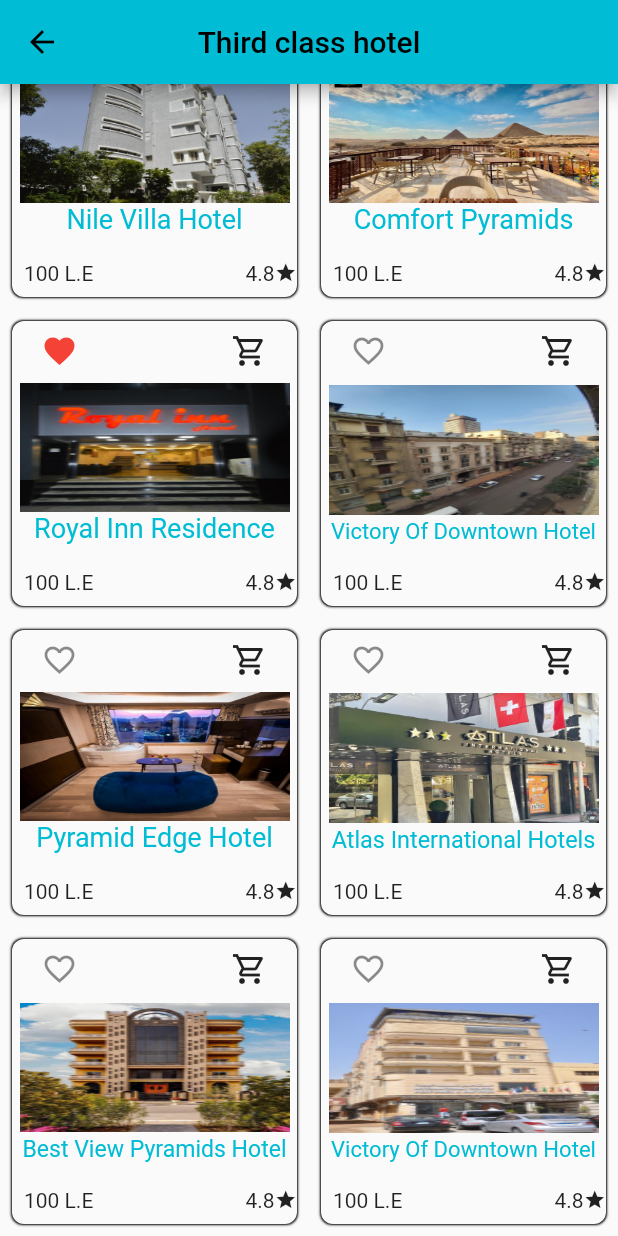
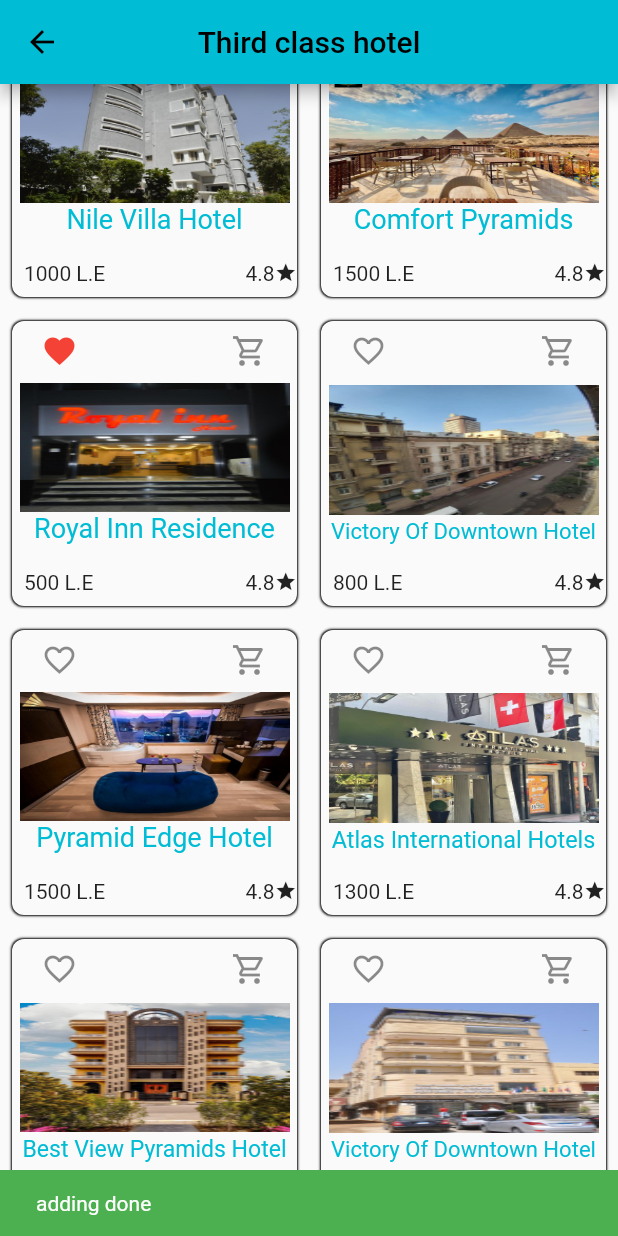
Before and after one commit to faissal7711/Trivago, a Flutter app: the ItemsScreen3 screen opened by its route, scrolled down 56 dp, after a tap on the "favorite outline" icon, after a tap on the "shopping cart" icon, on a phone screen of 412 x 824 dp. Run offline on Flutter 3.47's test engine with Material 2 defaults, Android fonts, the phone set to English and light mode, and no system bars; our stand-ins replace firebase_auth, firebase_core, google_fonts; accounts and stored records are empty.

Commit message:
final commit

```diff
--- a/lib/main.dart
+++ b/lib/main.dart
@@ -4,6 +4,7 @@
 import 'screens/ItemsScreen1.dart';
 import 'screens/ItemsScreen2.dart';
 import 'screens/ItemsScreen3.dart';
+import 'screens/payment.dart';
 import 'screens/register_screen/register_screen.dart';
 import 'screens/student_screen.dart';
 import 'screens/tabs_screen.dart';
@@ -45,9 +46,10 @@
         ItemsScreen2.routeName: (context) => const ItemsScreen2(),
         ItemsScreen3.routeName: (context) => const ItemsScreen3(),
         StudentScreen.routeName: (context) => const StudentScreen(),
+        PaymentScreen.routeName: (context) => const PaymentScreen(),
       },
-//      home: const TabsScreen(),
-      home: const LoginScreen(),
+      home: const TabsScreen(),
+//      home: const LoginScreen(),
     );
   }
 }
--- a/lib/screens/ItemsScreen1.dart
+++ b/lib/screens/ItemsScreen1.dart
@@ -7,6 +7,7 @@
 
 class ItemsScreen1 extends StatelessWidget {
   static const routeName = '/Item_screen';
+
 //  static List<ItemWidget>? list;
 
   const ItemsScreen1({Key? key}) : super(key: key);
@@ -76,6 +77,8 @@
                         title: item['title'],
                         name: item['name'],
                         rate: item['rate'],
+                        fav: item['fav'],
+                        price: item['price'],
                       ))
                   .toList(),
             ),
--- a/lib/screens/ItemsScreen2.dart
+++ b/lib/screens/ItemsScreen2.dart
@@ -7,6 +7,7 @@
 
 class ItemsScreen2 extends StatelessWidget {
   static const routeName = '/Item_screen2';
+
 //  static List<ItemWidget>? list;
 
   const ItemsScreen2({Key? key}) : super(key: key);
@@ -17,7 +18,8 @@
     return Scaffold(
       appBar: AppBar(
         centerTitle: true,
-        title: const Text('second class hotel'),),
+        title: const Text('second class hotel'),
+      ),
       body: Column(
         crossAxisAlignment: CrossAxisAlignment.center,
         children: [
@@ -75,6 +77,8 @@
                         title: item['title'],
                         name: item['name'],
                         rate: item['rate'],
+                        fav: item['fav'],
+                price: item['price'],
                       ))
                   .toList(),
             ),
--- a/lib/screens/ItemsScreen3.dart
+++ b/lib/screens/ItemsScreen3.dart
@@ -7,6 +7,7 @@
 
 class ItemsScreen3 extends StatelessWidget {
   static const routeName = '/Item_screen3';
+
 //  static List<ItemWidget>? list;
 
   const ItemsScreen3({Key? key}) : super(key: key);
@@ -17,7 +18,8 @@
     return Scaffold(
       appBar: AppBar(
         centerTitle: true,
-        title: const Text('Third class hotel'),),
+        title: const Text('Third class hotel'),
+      ),
       body: Column(
         crossAxisAlignment: CrossAxisAlignment.center,
         children: [
@@ -75,6 +77,8 @@
                         title: item['title'],
                         name: item['name'],
                         rate: item['rate'],
+                        fav: item['fav'],
+                price: item['price'],
                       ))
                   .toList(),
             ),
--- a/lib/screens/login_success/components/body.dart
+++ b/lib/screens/login_success/components/body.dart
@@ -10,7 +10,7 @@
         children: [
           SizedBox(height: MediaQuery.of(context).size.height * 0.04),
           Image.asset(
-            "assets/images/success.png",
+            "assets/success-24.png",
             height: MediaQuery.of(context).size.height * 0.35, //35%
           ),
           SizedBox(height: MediaQuery.of(context).size.height * 0.08),
--- a/lib/screens/register_screen/register_screen.dart
+++ b/lib/screens/register_screen/register_screen.dart
@@ -11,6 +11,7 @@
 import '../../services/auth.dart';
 import '../../services/theme.dart';
 import '../Login_screen/login_screen.dart';
+import '../tabs_screen.dart';
 // import '../doctors_body.dart';
 
 class RegisterScreen extends StatefulWidget {
@@ -48,7 +49,7 @@
             CustomStack(
               heightScreen: heightScreen,
 //              title: 'لغتي الجمية',
-              assetImage: 'assets/icon/icon_login.png',
+              assetImage: 'assets/icon_login.png',
             ),
             Center(
               child: Text(
@@ -254,7 +255,7 @@
         try {
           await _auth.signUp(_email, _password).then((value) {});
 //        modelHud.changIsLoading(false);
-           Navigator.pushNamed(context, MyHomePage.routeName);
+           Navigator.pushNamed(context, TabsScreen.routeName);
         } catch (e) {
 //        modelHud.changIsLoading(false);
           Scaffold.of(context).showSnackBar(
--- a/lib/widgets/item_widget.dart
+++ b/lib/widgets/item_widget.dart
@@ -3,18 +3,20 @@
 import 'package:flutter/material.dart';
 
 class ItemWidget extends StatefulWidget {
-  final String name, img;
+  final String name, img,price;
   final String? title;
   final double rate;
-//  final bool fav;
+  static bool favorite=false;
+  final bool fav;
 
   const ItemWidget({
     Key? key,
     required this.name,
     this.title,
     required this.img,
+    required this.price,
     required this.rate,
-//    required this.fav,
+    required this.fav,
   }) : super(key: key);
 
   @override
@@ -23,6 +25,7 @@
 
 class _ItemWidgetState extends State<ItemWidget> {
   late bool fav = false;
+  late bool adding = false;
   @override
   Widget build(BuildContext context) {
     return Container(
@@ -50,13 +53,14 @@
                     onTap: () {
                       setState(() {
                         fav = !fav;
+                        ItemWidget.favorite = !ItemWidget.favorite;
                       });
                     },
                     child: Padding(
                       padding: const EdgeInsets.all(8.0),
                       child: Icon(
-                        fav?Icons.favorite:Icons.favorite_border,
-                        color: fav?Colors.red:Colors.black45,
+                        ItemWidget.favorite?Icons.favorite:Icons.favorite_border,
+                        color: ItemWidget.favorite?Colors.red:Colors.black45,
                       ),
                     )),
               ),
@@ -66,9 +70,20 @@
               )),
               Expanded(
                 child: InkWell(
-                    onTap: () {},
-                    child: const Icon(
-                      Icons.shopping_cart_outlined,
+                    onTap: () {
+                      adding=!adding;
+                      Scaffold.of(context).showSnackBar(
+                        const SnackBar(
+                          content: Text(
+                            "adding done",
+                          ),
+                          backgroundColor: Colors.green,
+                        ),
+                      );
+                    },
+                    child: Icon(
+                      adding?Icons.shopping_cart:Icons.shopping_cart_outlined,
+                      color: Colors.black45,
                     )),
               ),
             ],
@@ -162,11 +177,11 @@
                 ),
           Row(
             children: [
-              const Expanded(
+              Expanded(
                 child: Padding(
                   padding: EdgeInsets.all(8.0),
                   child: Text(
-                    '100 L.E',
+                    '${widget.price} L.E',
                   ),
                 ),
               ),
@@ -184,144 +199,188 @@
   }
 }
 
-const List item_data1 = [
+List item_data1 = [
   {
     'name': 'Safir Hotel Cairo',
     // 'title': 'discrption discrption discrption',
     'img': 'assets/h1_1.jpg',
     'rate': 4.8,
+    'price': '3700',
+    'fav':ItemWidget.favorite,
   },
   {
     'name': 'Sheraton Cairo Hotel',
     // 'title': 'discrption discrption discrption',
     'img': 'assets/h1_2.jpg',
     'rate': 4.8,
+    'price': '3500',
+    'fav':ItemWidget.favorite,
   },
   {
     'name': 'Pyramisa Cairo Suites',
     // 'title': 'discrption discrption discrption',
     'img': 'assets/h1_3.jpg',
     'rate': 4.8,
+    'price': '3900',
+    'fav':ItemWidget.favorite,
   },
   {
     'name': 'Horizon Shahrazad Hotel',
     // 'title': 'discrption discrption discrption',
     'img': 'assets/h1_4.jpg',
     'rate': 4.8,
+    'price': '4000',
+    'fav':ItemWidget.favorite,
   },
   {
     'name': 'Indiana Hotel',
     // 'title': 'discrption discrption discrption',
     'img': 'assets/h1_5.jpg',
     'rate': 4.8,
+    'price': '3100',
+    'fav':ItemWidget.favorite,
   },
   {
     'name': 'Holidays Express Hotel',
     // 'title': 'discrption discrption discrption',
     'img': 'assets/h1_6.jpg',
     'rate': 4.8,
+    'price': '3700',
+    'fav':ItemWidget.favorite,
   },
 ];
 
-const List item_data2 = [
+List item_data2 = [
   {
     'name': 'Pyramisa Hotel Luxor',
     // 'title': 'discrption discrption discrption',
     'img': 'assets/h2_1.jpg',
     'rate': 4.8,
+    'price': '2500',
+    'fav':ItemWidget.favorite,
   },
   {
     'name': 'فندق نفرتيتى',
     // 'title': 'discrption discrption discrption',
     'img': 'assets/h2_2.jpg',
     'rate': 4.8,
+    'price': '2300',
+    'fav':ItemWidget.favorite,
   },
   {
     'name': 'Djorff Palace',
     // 'title': 'discrption discrption discrption',
     'img': 'assets/h2_3.jpg',
     'rate': 4.8,
+    'price': '2300',
+    'fav':ItemWidget.favorite,
   },
   {
     'name': 'فندق سوزانا الأقصر',
     // 'title': 'discrption discrption discrption',
     'img': 'assets/h2_4.jpg',
     'rate': 4.8,
+    'price': '2900',
+    'fav':ItemWidget.favorite,
   },
   {
     'name': 'M/S Nephtis Nile Cruise',
     // 'title': 'discrption discrption discrption',
     'img': 'assets/h2_5.jpg',
     'rate': 4.8,
+    'price': '2000',
+    'fav':ItemWidget.favorite,
   },
   {
     'name': 'هيلتون الاقصر ريزورت اند سبا',
     // 'title': 'discrption discrption discrption',
     'img': 'assets/h2_6.jpg',
     'rate': 4.8,
+    'price': '2100',
+    'fav':ItemWidget.favorite,
   },
   {
     'name': 'Steigenberger Resort Achti',
     // 'title': 'discrption discrption discrption',
     'img': 'assets/h2_7.jpg',
     'rate': 4.8,
+    'price': '2000',
+    'fav':ItemWidget.favorite,
   },
   {
     'name': 'Sonesta St. George Hotel - Convention Center',
     // 'title': 'discrption discrption discrption',
     'img': 'assets/h2_8.jpg',
     'rate': 4.8,
+    'price': '2800',
+    'fav':ItemWidget.favorite,
   },
 ];
 
-const List item_data3 = [
+List item_data3 = [
   {
     'name': 'Nile Villa Hotel',
     // 'title': 'discrption discrption discrption',
     'img': 'assets/h3_1.jpg',
     'rate': 4.8,
+    'price': '1000',
+    'fav':ItemWidget.favorite,
   },
   {
     'name': 'Comfort Pyramids',
     // 'title': 'discrption discrption discrption',
     'img': 'assets/h3_2.jpg',
     'rate': 4.8,
+    'price': '1500',
+    'fav':ItemWidget.favorite,
   },
   {
     'name': 'Royal Inn Residence',
     // 'title': 'discrption discrption discrption',
     'img': 'assets/h3_3.jpg',
     'rate': 4.8,
+    'price': '500',
+    'fav':ItemWidget.favorite,
   },
   {
     'name': 'Victory Of Downtown Hotel',
     // 'title': 'discrption discrption discrption',
     'img': 'assets/h3_4.jpg',
     'rate': 4.8,
+    'price': '800',
+    'fav':ItemWidget.favorite,
   },
   {
     'name': 'Pyramid Edge Hotel',
     // 'title': 'discrption discrption discrption',
     'img': 'assets/h3_5.jpg',
     'rate': 4.8,
+    'price': '1500',
+    'fav':ItemWidget.favorite,
   },
   {
     'name': 'Atlas International Hotels',
     // 'title': 'discrption discrption discrption',
     'img': 'assets/h3_6.jpg',
     'rate': 4.8,
+    'price': '1300',
+    'fav':ItemWidget.favorite,
   },
   {
     'name': 'Best View Pyramids Hotel',
     // 'title': 'discrption discrption discrption',
     'img': 'assets/h3_7.jpg',
     'rate': 4.8,
+    'price': '1000',
+    'fav':ItemWidget.favorite,
   },
   {
     'name': 'Victory Of Downtown Hotel',
     // 'title': 'discrption discrption discrption',
     'img': 'assets/h3_8.jpg',
     'rate': 4.8,
+    'price': '900',
+    'fav':ItemWidget.favorite,
   },
 ];
 //const List student_data = [
--- a/pubspec.yaml
+++ b/pubspec.yaml
@@ -56,7 +56,7 @@
 flutter_icons:
   android: true
   ios: true
-  image_path: "assets/icon/icon_app1.png"
+  image_path: "assets/icon_login.png"
 #  image_path: "assets/icon/icon_app.jpg"
 
 dev_dependencies:
```
Also changed, not shown: lib/screens/FavoriteScreen.dart (+30 -31 lines), lib/screens/Login_screen/login_screen.dart (+6 -5 lines), lib/screens/payment.dart (added, +92 -0 lines), lib/screens/tabs_screen.dart (+12 -7 lines), assets/debit-card.png (added), assets/icon_login.png (added), assets/success-24.png (added).
